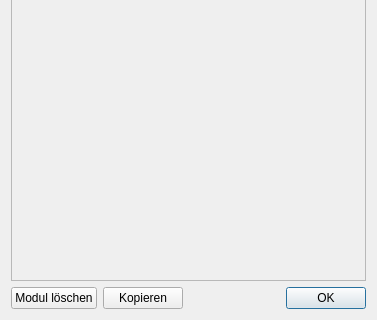
First picture: the form in config-tool/gui/configobjectdialog.ui, repository carstenbru/fpga-log, before the edit; both pictures show x 0 to 377 and y 169 to 489 of the 377 by 489 pixel window.
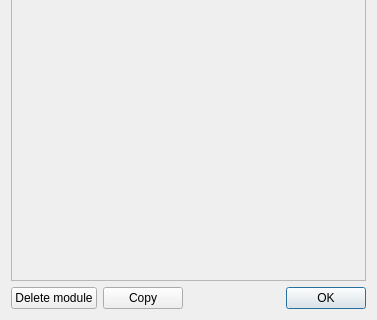
Second picture: the form after the edit. Icons and pictures are not drawn.

The edit to the form file:
```diff
--- a/config-tool/gui/configobjectdialog.ui
+++ b/config-tool/gui/configobjectdialog.ui
@@ -55,7 +55,7 @@
      <item>
       <widget class="QPushButton" name="deleteButton">
        <property name="text">
-        <string>Modul löschen</string>
+        <string>Delete module</string>
        </property>
        <property name="icon">
         <iconset theme="edit-delete">
@@ -66,7 +66,7 @@
      <item>
       <widget class="QPushButton" name="copyButton">
        <property name="text">
-        <string>Kopieren</string>
+        <string>Copy</string>
        </property>
        <property name="icon">
         <iconset theme="edit-copy"/>
```
Left out of the diff: 5 changed lines with no effect on the pictures.
